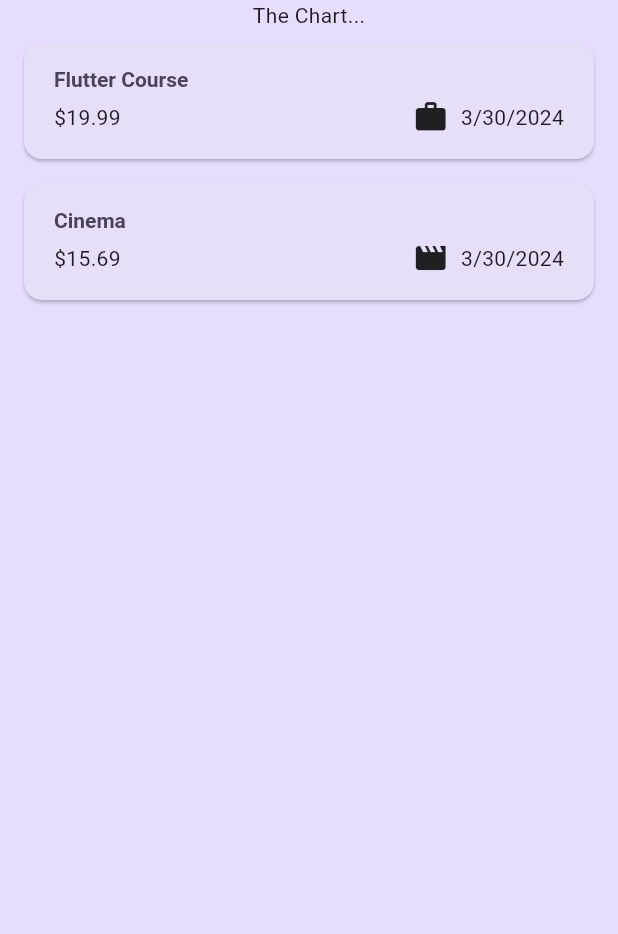
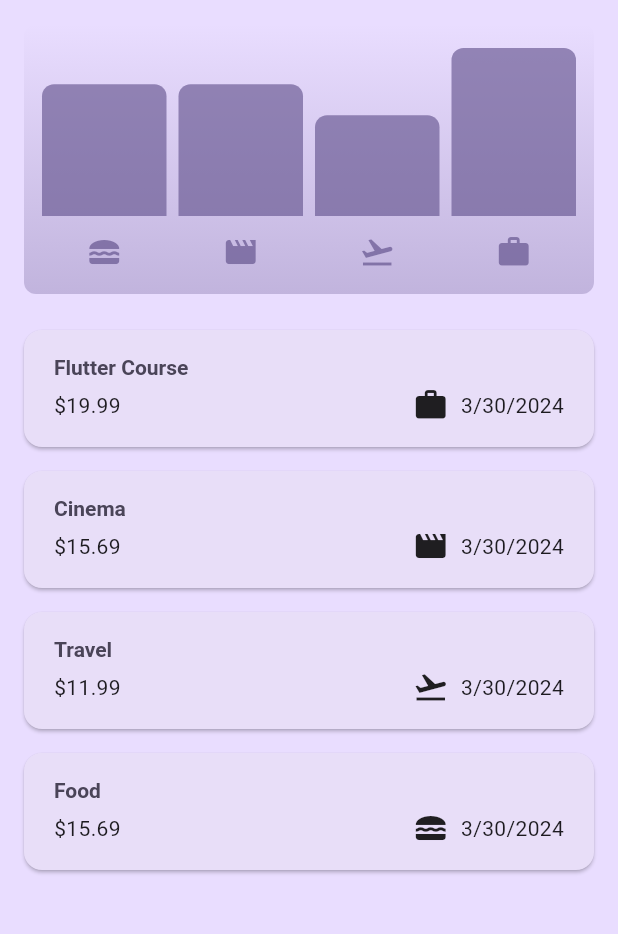
Before and after one commit to ilyasaktass/expense_tracker, a Flutter app: the screen it shows after launch, on a phone screen of 412 x 824 dp, the part 84-1018 px from its top. Run offline on Flutter 3.47's test engine with Material 3 defaults, Android fonts, the phone set to English and light mode, and no system bars.

Commit message:
Add expenses chart and update expenses list

```diff
--- /dev/null
+++ b/lib/widgets/chart/chart.dart
@@ -0,0 +1,95 @@
+import 'package:flutter/material.dart';
+
+import 'package:expense_tracker/widgets/chart/chart_bar.dart';
+import 'package:expense_tracker/models/expense.dart';
+
+class Chart extends StatelessWidget {
+  const Chart({super.key, required this.expenses});
+
+  final List<Expense> expenses;
+
+  List<ExpenseBucket> get buckets {
+    return [
+      ExpenseBucket.forCategory(expenses, Category.food),
+      ExpenseBucket.forCategory(expenses, Category.leisure),
+      ExpenseBucket.forCategory(expenses, Category.travel),
+      ExpenseBucket.forCategory(expenses, Category.work),
+    ];
+  }
+
+  double get maxTotalExpense {
+    double maxTotalExpense = 0;
+
+    for (final bucket in buckets) {
+      if (bucket.totalExpenses > maxTotalExpense) {
+        maxTotalExpense = bucket.totalExpenses;
+      }
+    }
+
+    return maxTotalExpense;
+  }
+
+  @override
+  Widget build(BuildContext context) {
+    final isDarkMode =
+        MediaQuery.of(context).platformBrightness == Brightness.dark;
+    return Container(
+      margin: const EdgeInsets.all(16),
+      padding: const EdgeInsets.symmetric(
+        vertical: 16,
+        horizontal: 8,
+      ),
+      width: double.infinity,
+      height: 180,
+      decoration: BoxDecoration(
+        borderRadius: BorderRadius.circular(8),
+        gradient: LinearGradient(
+          colors: [
+            Theme.of(context).colorScheme.primary.withOpacity(0.3),
+            Theme.of(context).colorScheme.primary.withOpacity(0.0)
+          ],
+          begin: Alignment.bottomCenter,
+          end: Alignment.topCenter,
+        ),
+      ),
+      child: Column(
+        children: [
+          Expanded(
+            child: Row(
+              crossAxisAlignment: CrossAxisAlignment.end,
+              children: [
+                for (final bucket in buckets) // alternative to map()
+                  ChartBar(
+                    fill: bucket.totalExpenses == 0
+                        ? 0
+                        : bucket.totalExpenses / maxTotalExpense,
+                  )
+              ],
+            ),
+          ),
+          const SizedBox(height: 12),
+          Row(
+            children: buckets
+                .map(
+                  (bucket) => Expanded(
+                    child: Padding(
+                      padding: const EdgeInsets.symmetric(horizontal: 4),
+                      child: Icon(
+                        categoryIcons[bucket.category],
+                        color: isDarkMode
+                            ? Theme.of(context).colorScheme.secondary
+                            : Theme.of(context)
+                                .colorScheme
+                                .primary
+                                .withOpacity(0.7),
+                      ),
+                    ),
+                  ),
+                )
+                .toList(),
+          )
+        ],
+      ),
+    );
+  }
+}
--- /dev/null
+++ b/lib/widgets/chart/chart_bar.dart
@@ -0,0 +1,34 @@
+import 'package:flutter/material.dart';
+
+class ChartBar extends StatelessWidget {
+  const ChartBar({
+    super.key,
+    required this.fill,
+  });
+
+  final double fill;
+
+  @override
+  Widget build(BuildContext context) {
+    final isDarkMode =
+        MediaQuery.of(context).platformBrightness == Brightness.dark;
+    return Expanded(
+      child: Padding(
+        padding: const EdgeInsets.symmetric(horizontal: 4),
+        child: FractionallySizedBox(
+          heightFactor: fill,
+          child: DecoratedBox(
+            decoration: BoxDecoration(
+              shape: BoxShape.rectangle,
+              borderRadius:
+                  const BorderRadius.vertical(top: Radius.circular(8)),
+              color: isDarkMode
+                  ? Theme.of(context).colorScheme.secondary
+                  : Theme.of(context).colorScheme.primary.withOpacity(0.65),
+            ),
+          ),
+        ),
+      ),
+    );
+  }
+}
--- a/lib/widgets/expenses.dart
+++ b/lib/widgets/expenses.dart
@@ -1,3 +1,4 @@
+import 'package:expense_tracker/widgets/chart/chart.dart';
 import 'package:expense_tracker/widgets/expenses_list/expenses_list.dart';
 import 'package:expense_tracker/models/expense.dart';
 import 'package:expense_tracker/widgets/new_expense.dart';
@@ -26,6 +27,16 @@ class _ExpensesState extends State<Expenses> {
         amount: 15.69,
         date: DateTime.now(),
         category: Category.leisure),
+    Expense(
+        title: 'Travel',
+        amount: 11.99,
+        date: DateTime.now(),
+        category: Category.travel),
+    Expense(
+        title: 'Food',
+        amount: 15.69,
+        date: DateTime.now(),
+        category: Category.food),
   ];
 
   void saveExpense(Expense expense) {
@@ -80,14 +91,12 @@ class _ExpensesState extends State<Expenses> {
       duration: const Duration(milliseconds: 500),
       curve: Curves.easeInOut,
       data: Theme.of(context),
-
       child: Scaffold(
         appBar: AppBar(
           title: const Text('Flutter ExpenseTracker'),
           actions: [
             IconButton(
                 onPressed: _openAddExpenseOverlay, icon: const Icon(Icons.add)),
-
             IconButton(
               onPressed: toggleThemeMode,
               icon: Icon(
@@ -99,7 +108,10 @@ class _ExpensesState extends State<Expenses> {
           ],
         ),
         body: Column(
-          children: [const Text('The Chart...'), Expanded(child: mainContent)],
+          children: [
+            Chart(expenses: _reqisteredExpenses),
+            Expanded(child: mainContent),
+          ],
         ),
       ),
     );
```
